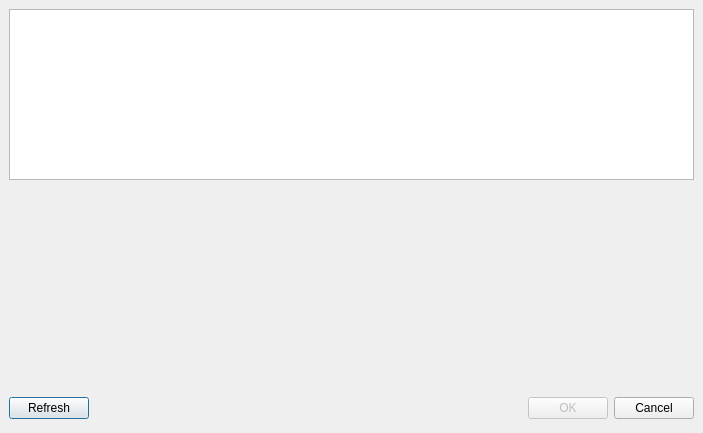
openMSX/catapult, file res/extension.ui: the form before one commit.
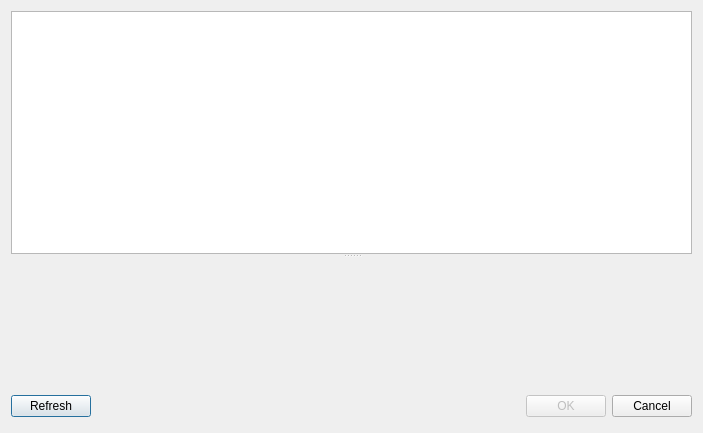
The form after the commit. Custom widgets are drawn as their Qt base class.

Commit message: more splitters and slideshow widgetsm and some more ui for the softwaredb

```diff
--- a/res/extension.ui
+++ b/res/extension.ui
@@ -12,22 +12,12 @@
   <property name="windowTitle" >
    <string>Choose MSX Extension</string>
   </property>
-  <layout class="QGridLayout" >
-   <property name="margin" >
-    <number>9</number>
-   </property>
-   <property name="spacing" >
-    <number>6</number>
-   </property>
-   <item row="0" column="0" >
-    <layout class="QVBoxLayout" >
-     <property name="spacing" >
-      <number>6</number>
-     </property>
-     <property name="margin" >
-      <number>0</number>
-     </property>
+  <layout class="QVBoxLayout" name="verticalLayout" >
      <item>
+    <widget class="QSplitter" name="splitter" >
+     <property name="orientation" >
+      <enum>Qt::Vertical</enum>
+     </property>
       <widget class="QTableView" name="extensionTable" >
        <property name="verticalScrollBarPolicy" >
         <enum>Qt::ScrollBarAsNeeded</enum>
@@ -42,6 +32,20 @@
         <enum>QAbstractItemView::SelectRows</enum>
        </property>
       </widget>
+     <widget class="QWidget" name="" >
+      <layout class="QHBoxLayout" name="horizontalLayout" >
+       <item>
+        <spacer name="horizontalSpacer" >
+         <property name="orientation" >
+          <enum>Qt::Horizontal</enum>
+         </property>
+         <property name="sizeHint" stdset="0" >
+          <size>
+           <width>40</width>
+           <height>20</height>
+          </size>
+         </property>
+        </spacer>
      </item>
      <item>
       <widget class="Slideshow" native="1" name="slideshowWidget" >
@@ -56,10 +60,27 @@
        </property>
        <property name="minimumSize" >
         <size>
-         <width>300</width>
-         <height>200</height>
-        </size>
-       </property>
+           <width>150</width>
+           <height>100</height>
+          </size>
+         </property>
+        </widget>
+       </item>
+       <item>
+        <spacer name="horizontalSpacer_2" >
+         <property name="orientation" >
+          <enum>Qt::Horizontal</enum>
+         </property>
+         <property name="sizeHint" stdset="0" >
+          <size>
+           <width>40</width>
+           <height>20</height>
+          </size>
+         </property>
+        </spacer>
+       </item>
+      </layout>
+     </widget>
       </widget>
      </item>
      <item>
@@ -115,8 +136,6 @@
           <string>Cancel</string>
          </property>
         </widget>
-       </item>
-      </layout>
      </item>
     </layout>
    </item>
```
Lines whose indentation alone changed are shown as unchanged. The commit also changes 9 other files.
